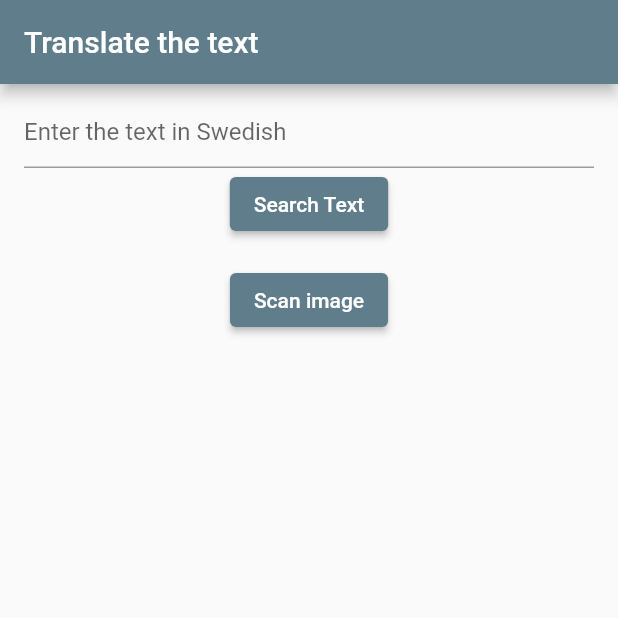
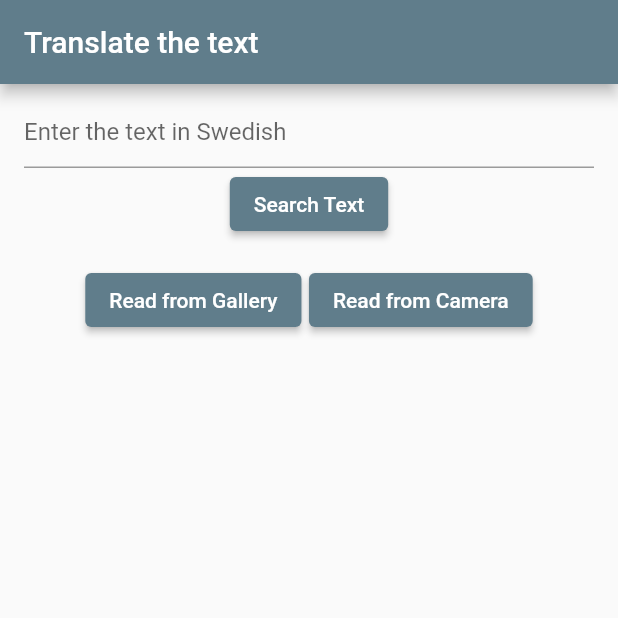
Before and after one commit to TheRogue76/translate_swedish, a Flutter app: the screen it shows after launch, on a phone screen of 412 x 824 dp, the top half of it. Run offline on Flutter 3.47's test engine with Material 2 defaults, Android fonts, the phone set to English and light mode, and no system bars; our stand-ins replace dio, flutter_dotenv, image_picker; missing offline and left inert: google_mlkit_text_recognition, google_mlkit_translation; statements that could not run were skipped.

Commit message:
Cleaned up the UI and added option to get from camera

```diff
--- a/lib/components/translation_input_form.dart
+++ b/lib/components/translation_input_form.dart
@@ -35,29 +35,50 @@ class _TranslationInputFormState extends State<TranslationInputForm> {
     }
   }
 
-  handleImagePickerPressed() async {
+  translateImageFromPath(String path) async {
+    try {
+      final result = await _mediaService.getTranslatedText(path);
+      inputOfImage = result[Languages.swedish]!;
+      outputsOfImage = result[Languages.english]!;
+      setState(() {});
+    } catch(_) {
+      print('Could not translate from file');
+    }
+  }
+
+  handleGalleryPickerPressed() async {
     try {
       final image = await _mediaService.pickFromGallery();
       if (image != null && image.imagePath != null) {
-        final result = await _mediaService.getTranslatedText(image.imagePath!);
-        inputOfImage = result[Languages.swedish]!;
-        outputsOfImage = result[Languages.english]!;
-        setState(() {});
+        await translateImageFromPath(image.imagePath!);
       }
-    } catch(e) {
-      print(e);
-      print('Error fetching image');
+    } catch(_) {
+      print('Could not fetch image');
+    }
+  }
+
+  handleCameraPickerPressed() async {
+    try {
+      final image = await _mediaService.pickFromGallery();
+      if (image != null && image.imagePath != null) {
+        await translateImageFromPath(image.imagePath!);
+      }
+    } catch(_) {
+      print('Could not fetch image');
     }
   }
 
   @override
   Widget build(BuildContext context) {
     return Center(
-        child: Padding(padding: const EdgeInsets.fromLTRB(16, 8, 16, 8),
-          child: Column(children: <Widget>[
+          child: ListView(
+              primary: false,
+              padding: const EdgeInsets.fromLTRB(16, 8, 16, 32),
+              children: <Widget>[
               Form(
                 key: _formKey,
                 child: Column(
+                  mainAxisAlignment: MainAxisAlignment.center,
                   crossAxisAlignment: CrossAxisAlignment.center,
                   children: <Widget>[
                     TextFormField(
@@ -77,17 +98,36 @@ class _TranslationInputFormState extends State<TranslationInputForm> {
                   ],
                 )
               ),
-              Text(currentOutput),
-              ElevatedButton(
-                  onPressed: handleImagePickerPressed,
-                  child: const Text('Scan image')
+              Text(currentOutput,
+                textAlign: TextAlign.center,
               ),
-              ...inputOfImage.map((e) => Text(e)).toList(),
-              ...outputsOfImage.map((e) => Text(e)).toList(),
+              Row(
+                mainAxisAlignment: MainAxisAlignment.center,
+                crossAxisAlignment: CrossAxisAlignment.center,
+                children: <Widget>[
+                  Padding(
+                    padding: const EdgeInsets.fromLTRB(0, 0, 5, 0),
+                    child:
+                    ElevatedButton(
+                        onPressed: handleGalleryPickerPressed,
+                        child: const Text('Read from Gallery')
+                    ),
+                  ),
+                  ElevatedButton(
+                      onPressed: handleCameraPickerPressed,
+                      child: const Text('Read from Camera')
+                  ),
+                ],
+              ),
+              ...inputOfImage.map((e) => Text(e,
+                textAlign: TextAlign.center,
+              )).toList(),
+              ...outputsOfImage.map((e) => Text(e,
+                textAlign: TextAlign.center,
+              )).toList(),
             ],
           )
-        )
-    );
+        );
   }
 
 }
```
